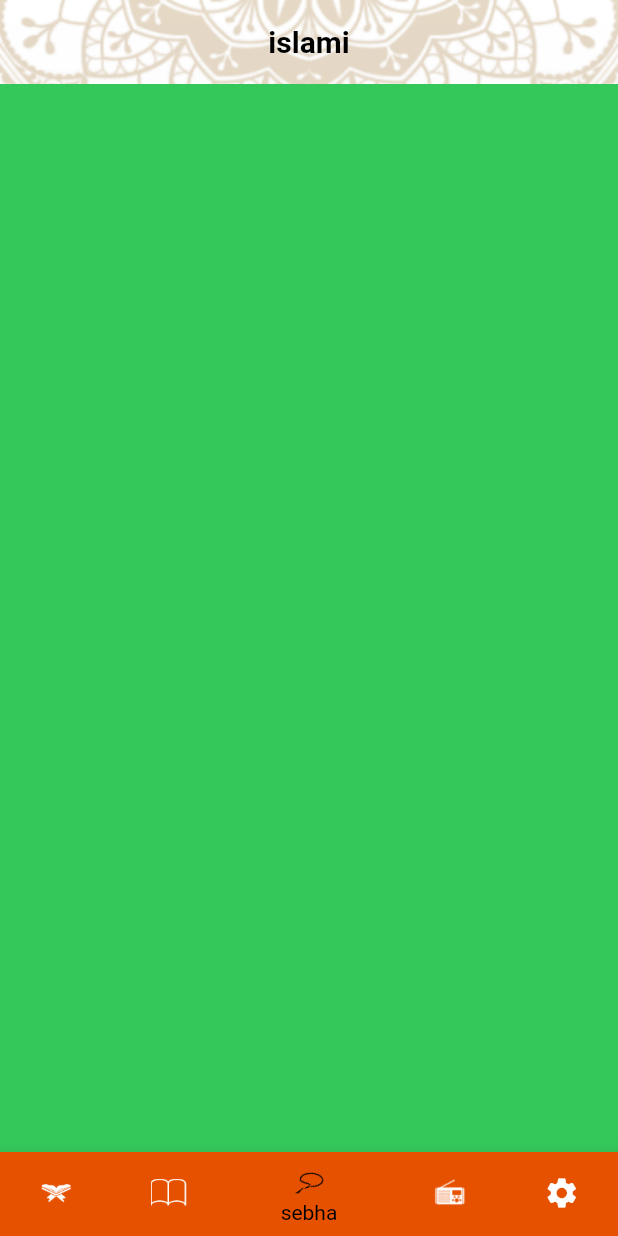
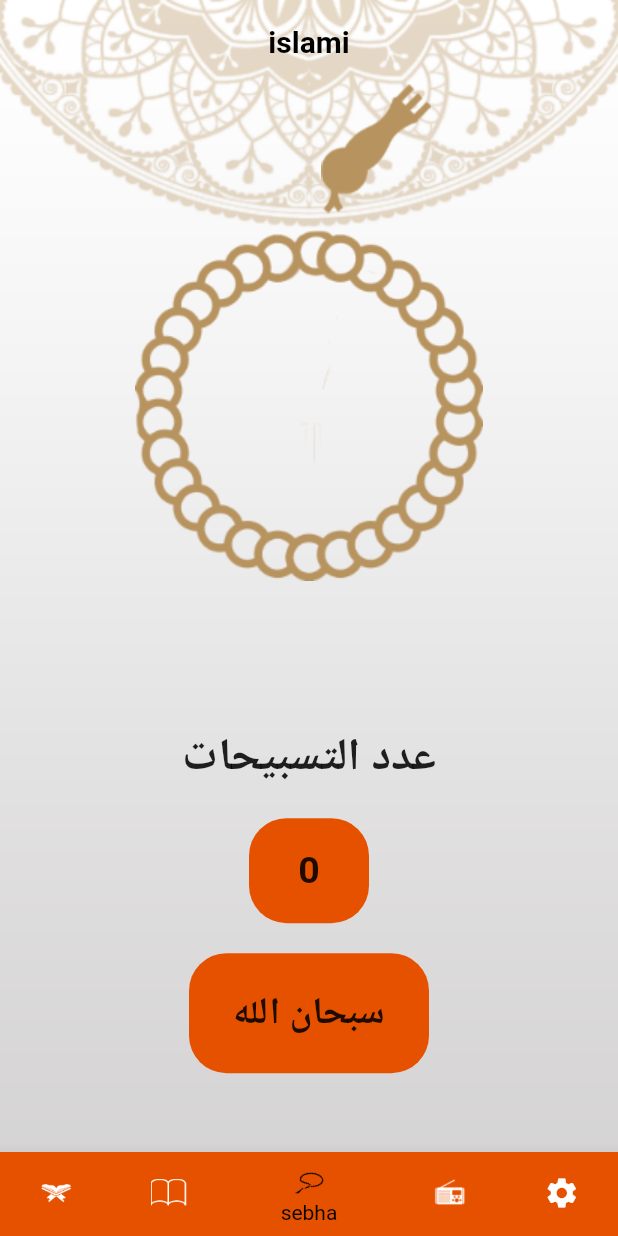
Before and after one commit to marisoli224/islami, a Flutter app: the screen it shows after launch, item 3 of the bottom bar chosen, on a phone screen of 412 x 824 dp. Run offline on Flutter 3.47's test engine with Material 2 defaults, Android fonts, the phone set to English and light mode, and no system bars.

Commit message:
Sebha, Radio and Setting design.

```diff
--- /dev/null
+++ b/lib/al_sebha/sabha.dart
@@ -0,0 +1,121 @@
+import 'package:flutter/cupertino.dart';
+import 'package:flutter/material.dart';
+import 'package:islami/myThem.dart';
+
+class Sebha extends StatefulWidget {
+
+  @override
+  State<Sebha> createState() => _SebhaState();
+}
+
+class _SebhaState extends State<Sebha> {
+double angle = 0;
+int count = 0;
+int currentIndex = 0;
+List<String> zikr = [
+  "سبحان الله",
+  "الحمد لله",
+  "الله اكبر",
+];
+  @override
+  Widget build(BuildContext context) {
+    return Container(
+     width: double.infinity,
+
+      child: Center(
+        child: Column(
+          children: [
+            InkWell(
+              splashColor: Colors.transparent,
+              highlightColor: Colors.transparent,
+              onTap: (){
+                  rotateSebha();
+
+              },
+              child: Container(
+                height: MediaQuery.of(context).size.height*.52,
+                width: MediaQuery.of(context).size.width*.6 ,
+                child: Stack(
+                  children: [
+                    Positioned(
+                      child: Image.asset("assets/images/head_sebha_logo.png",),
+                    left: MediaQuery.of(context).size.width*.32,
+                  //  bottom:  MediaQuery.of(context).size.height*.35,
+                    ),
+                    Transform.rotate(
+                      angle: angle,
+                      child: Center(
+                        child: Image.asset("assets/images/body_sebha_logo.png"),
+                      ),
+                    )
+                  ],
+                ),
+              ),
+            ),
+            Text(
+              "عدد التسبيحات",
+              style: TextStyle(
+                fontWeight: FontWeight.bold,
+                fontSize: 30,
+              ),
+            ),
+            SizedBox(
+              height: 20,
+            ),
+            Container(
+              height: 70,
+              width: 80,
+              alignment: Alignment.center,
+              decoration: BoxDecoration(
+                borderRadius: BorderRadius.circular(25),
+                color: MyThem.primary,
+              ),
+              child: Text(
+                "$count",
+                style: TextStyle(
+                  fontWeight: FontWeight.bold,
+                  fontSize: 25,
+                ),
+              ),
+            ),
+            SizedBox(
+              height: 20,
+            ),
+            Container(
+              height: 80,
+              width: 160,
+              alignment: Alignment.center,
+              decoration: BoxDecoration(
+                borderRadius: BorderRadius.circular(25),
+                color: MyThem.primary,
+              ),
+              child: Text(
+               zikr[currentIndex],
+                style: TextStyle(
+                  fontWeight: FontWeight.bold,
+                  fontSize: 25,
+                ),
+              ),
+            ),
+
+          ],
+        ),
+      ),
+    );
+  }
+
+  rotateSebha (){
+    angle--;
+    count++;
+    if (count == 4){
+      count = 0;
+      currentIndex ++;
+    }
+
+    setState(() {
+     if (currentIndex == 3){
+       currentIndex =0;
+     }
+    });
+  }
+}
--- a/lib/home.dart
+++ b/lib/home.dart
@@ -2,8 +2,8 @@
 import 'package:flutter/material.dart';
 import 'package:islami/ahadeath/hadeath.dart';
 import 'package:islami/al_quran/quran.dart';
-import 'package:islami/radio.dart';
-import 'package:islami/sabha.dart';
+import 'package:islami/al_radio/radio.dart';
+import 'package:islami/al_sebha/sabha.dart';
 import 'package:islami/setting.dart';
 import 'package:islami/al_quran/sura_name.dart';
 
--- a/lib/sabha.dart
+++ /dev/null
@@ -1,12 +0,0 @@
-import 'package:flutter/cupertino.dart';
-
-class Sebha extends StatelessWidget {
-  const Sebha({Key? key}) : super(key: key);
-
-  @override
-  Widget build(BuildContext context) {
-    return Container(
-      color: CupertinoColors.activeGreen,
-    );
-  }
-}
```
Also changed, not shown: lib/al_radio/radio.dart (added, +36 -0 lines), lib/myBottonSheet.dart (added, +37 -0 lines), lib/radio.dart (deleted, +0 -12 lines), lib/setting.dart (+104 -3 lines).
